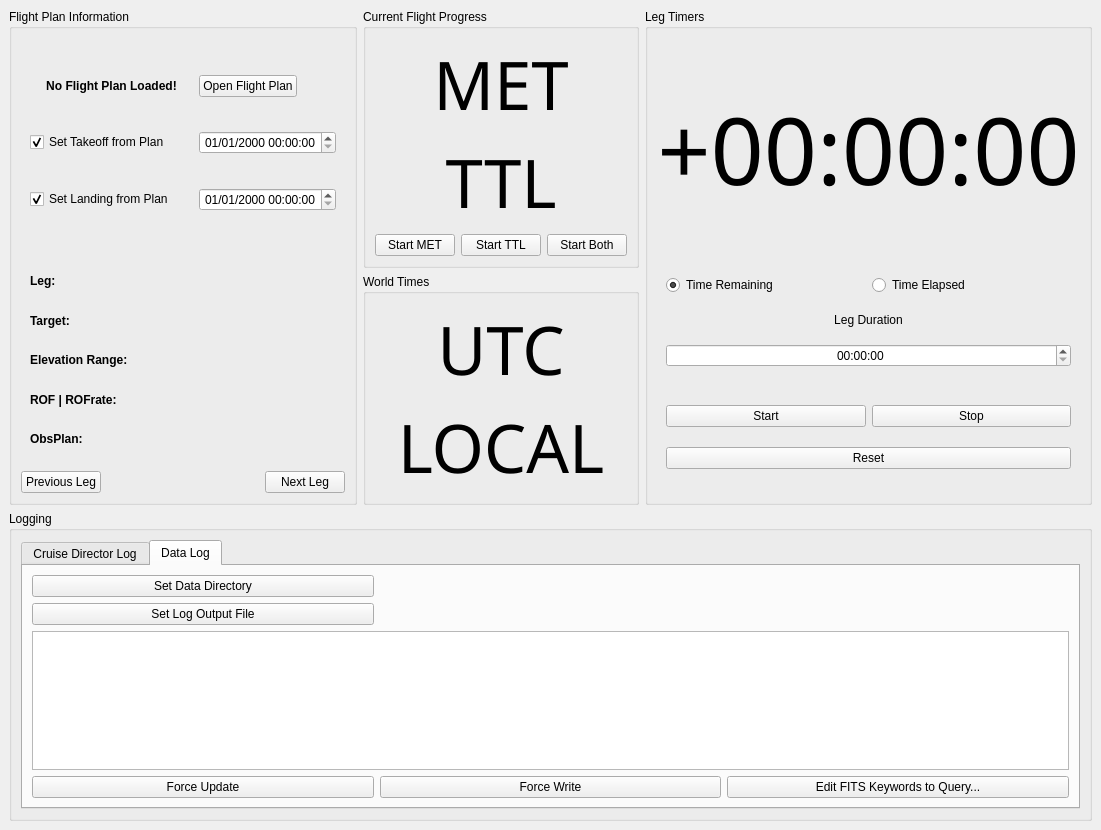
Before: the Qt Designer form SOFIACruiseDirectorPanel.ui in astrobokonon/SOFIACruiseTools, drawn with Qt 5.
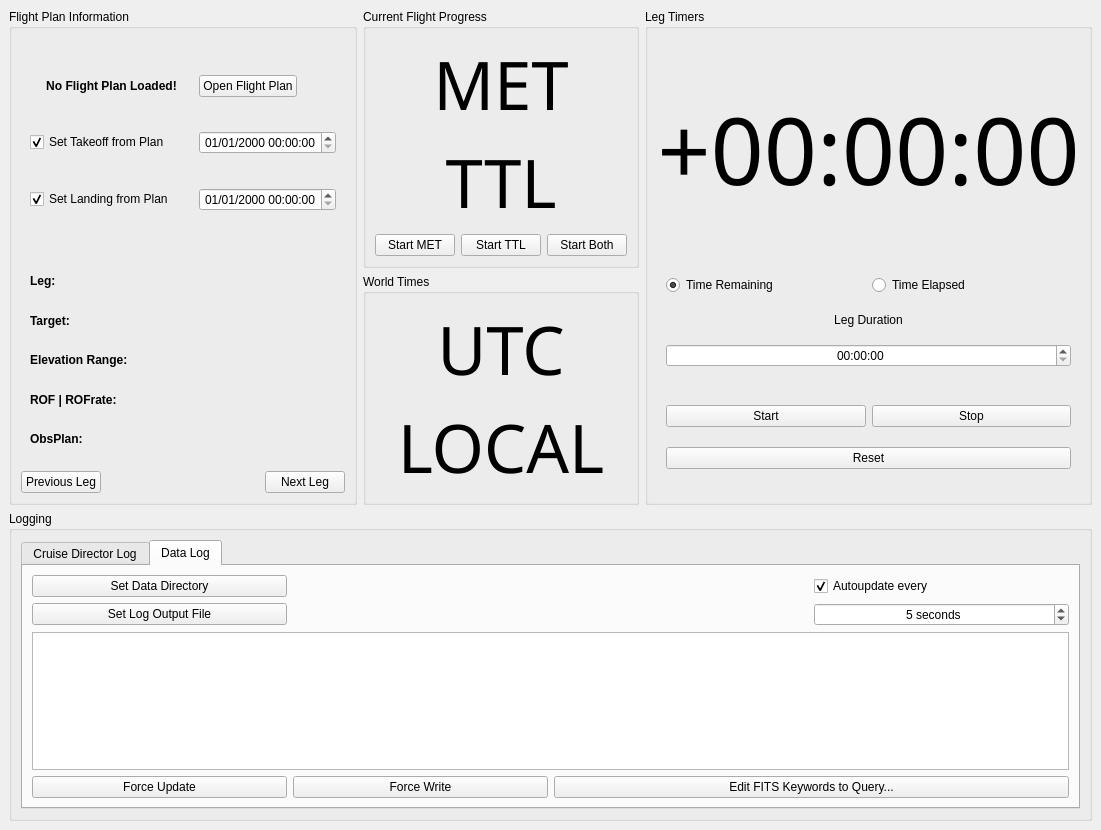
After: the same form once the commit is applied.

Commit message: Hooked up a bunch of buttons, fiddled with some of the settings to make interactions easier and more predictable. Still haven't hooked up FITS keyword changing yet, but the panel is done. Just need to figure out how to integrate it and then interact with it.  Almost ready for HAWC!

```diff
--- a/SOFIACruiseDirectorPanel.ui
+++ b/SOFIACruiseDirectorPanel.ui
@@ -148,10 +148,13 @@
            <string>Data Log</string>
           </attribute>
           <layout class="QGridLayout" name="gridLayout_3">
-           <item row="1" column="0">
-            <widget class="QPushButton" name="datalog_opendir">
-             <property name="text">
-              <string>Set Data Directory</string>
+           <item row="8" column="0" colspan="4">
+            <widget class="QTableWidget" name="table_datalog">
+             <property name="frameShape">
+              <enum>QFrame::StyledPanel</enum>
+             </property>
+             <property name="alternatingRowColors">
+              <bool>true</bool>
              </property>
             </widget>
            </item>
@@ -162,58 +165,81 @@
              </property>
             </widget>
            </item>
-           <item row="5" column="0">
+           <item row="0" column="0">
+            <widget class="QPushButton" name="datalog_opendir">
+             <property name="text">
+              <string>Set Data Directory</string>
+             </property>
+            </widget>
+           </item>
+           <item row="0" column="3">
+            <widget class="QCheckBox" name="datalog_autoupdate">
+             <property name="text">
+              <string>Autoupdate every</string>
+             </property>
+             <property name="checked">
+              <bool>true</bool>
+             </property>
+            </widget>
+           </item>
+           <item row="0" column="1" colspan="2">
+            <widget class="QLabel" name="txt_datalogdir">
+             <property name="font">
+              <font>
+               <italic>true</italic>
+              </font>
+             </property>
+             <property name="text">
+              <string/>
+             </property>
+            </widget>
+           </item>
+           <item row="2" column="3">
+            <widget class="QSpinBox" name="datalog_updateinterval">
+             <property name="alignment">
+              <set>Qt::AlignCenter</set>
+             </property>
+             <property name="suffix">
+              <string> seconds</string>
+             </property>
+             <property name="value">
+              <number>5</number>
+             </property>
+            </widget>
+           </item>
+           <item row="2" column="1" colspan="2">
+            <widget class="QLabel" name="txt_datalogsavefile">
+             <property name="font">
+              <font>
+               <italic>true</italic>
+              </font>
+             </property>
+             <property name="text">
+              <string/>
+             </property>
+            </widget>
+           </item>
+           <item row="9" column="0">
             <widget class="QPushButton" name="datalog_forceupdate">
              <property name="text">
               <string>Force Update</string>
              </property>
             </widget>
            </item>
-           <item row="5" column="1">
+           <item row="9" column="1">
             <widget class="QPushButton" name="datalog_forcewrite">
              <property name="text">
               <string>Force Write</string>
              </property>
             </widget>
            </item>
-           <item row="5" column="2">
+           <item row="9" column="2" colspan="2">
             <widget class="QPushButton" name="datalog_editFITSKeys">
              <property name="text">
               <string>Edit FITS Keywords to Query...</string>
              </property>
             </widget>
            </item>
-           <item row="4" column="0" colspan="3">
-            <widget class="QTableWidget" name="table_datalog">
-             <property name="alternatingRowColors">
-              <bool>true</bool>
-             </property>
-            </widget>
-           </item>
-           <item row="2" column="1" colspan="2">
-            <widget class="QLabel" name="txt_datalogsavefile">
-             <property name="font">
-              <font>
-               <italic>true</italic>
-              </font>
-             </property>
-             <property name="text">
-              <string/>
-             </property>
-            </widget>
-           </item>
-           <item row="1" column="1" colspan="2">
-            <widget class="QLabel" name="txt_datalogdir">
-             <property name="font">
-              <font>
-               <italic>true</italic>
-              </font>
-             </property>
-             <property name="text">
-              <string/>
-             </property>
-            </widget>
-           </item>
           </layout>
          </widget>
         </widget>
```
The commit also changes 4 other files.
